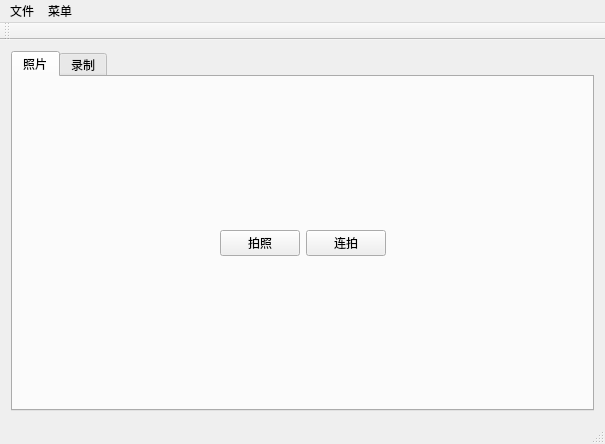
First picture: the form in openqtcamera/mainwindow.ui, repository dependon/OpenQtCamera, before the edit.
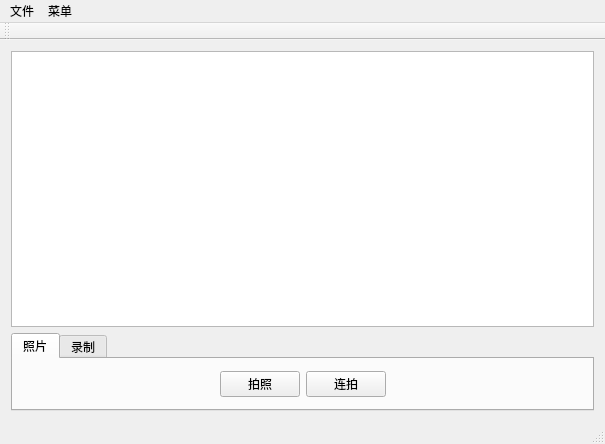
Second picture: the form after the edit.

Commit message:
fix: 增加画面设置
Description: 增加画面设置

Log: 主线开发，demo阶段

```diff
--- a/openqtcamera/mainwindow.ui
+++ b/openqtcamera/mainwindow.ui
@@ -16,7 +16,11 @@
   <widget class="QWidget" name="centralWidget">
    <layout class="QGridLayout" name="gridLayout_3" rowstretch="1,0">
     <item row="0" column="0">
-     <layout class="QGridLayout" name="gridLayout"/>
+     <layout class="QGridLayout" name="gridLayout">
+      <item row="0" column="0">
+       <widget class="QGraphicsView" name="graphicsView"/>
+      </item>
+     </layout>
     </item>
     <item row="1" column="0">
      <widget class="QTabWidget" name="tabWidget">
```
Left out of the diff: 11 changed lines with no effect on the pictures. The commit also changes 6 other files.
